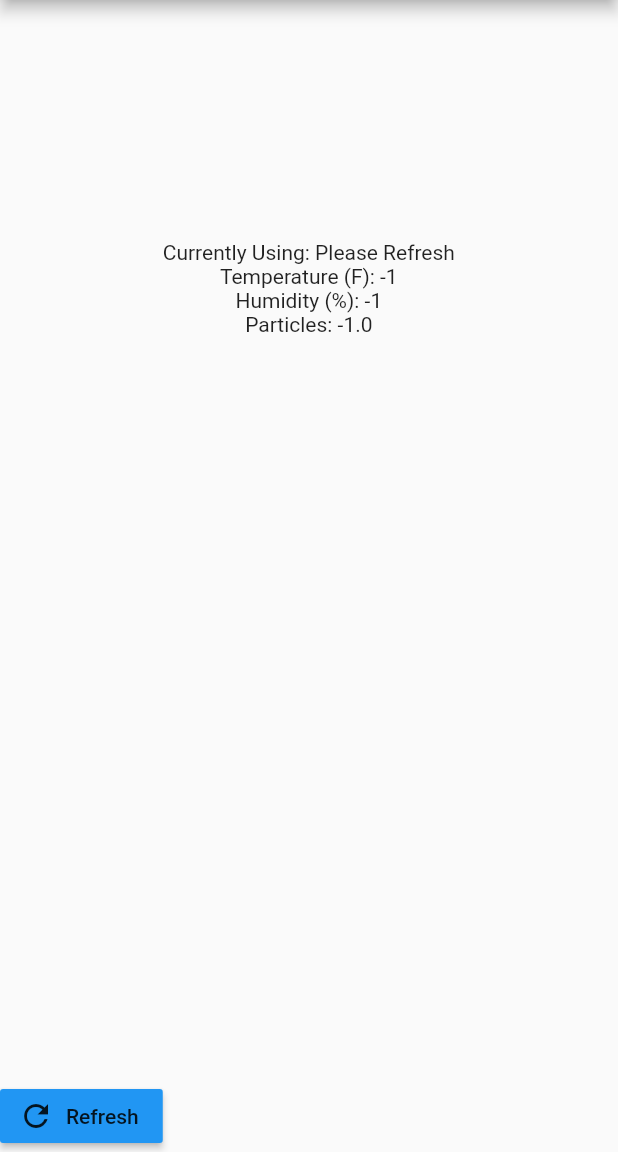
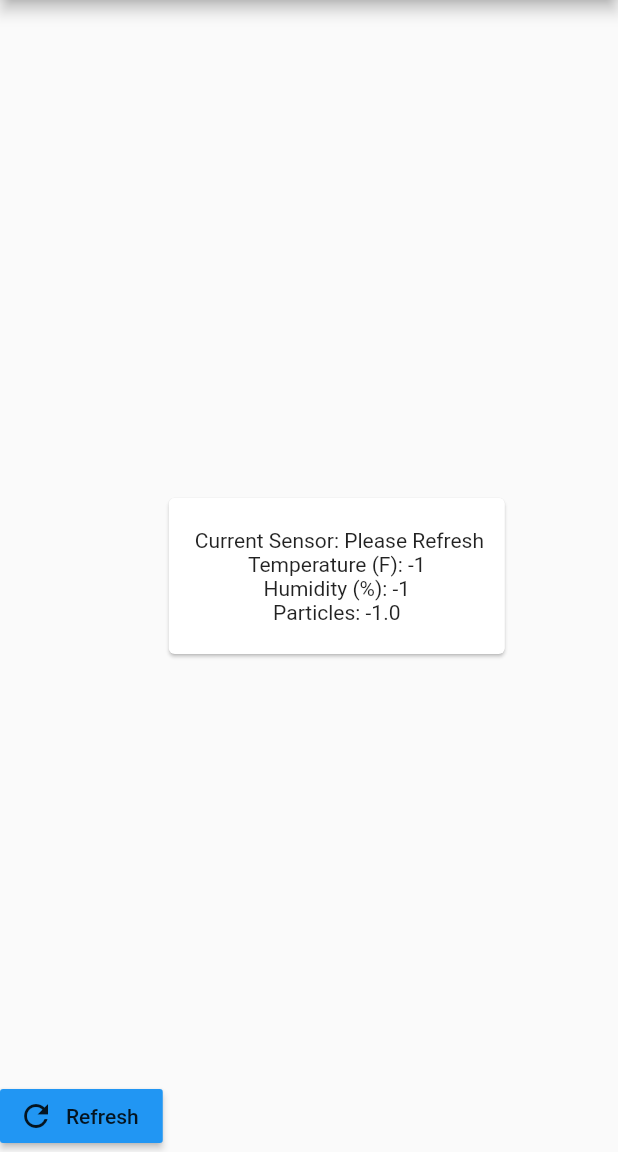
Before and after one commit to PradyMagal/BayAirea, a Flutter app: the screen it shows after launch, after a tap on "Refresh", on a phone screen of 412 x 824 dp, the part 84-1236 px from its top. Run offline on Flutter 3.47's test engine with Material 2 defaults, Android fonts, the phone set to English and light mode, and no system bars; network calls fail.

Commit message:
tiny display change

```diff
--- a/lib/main.dart
+++ b/lib/main.dart
@@ -3,8 +3,8 @@ import 'package:bay_airea/util/AirData.dart';
 import 'package:bay_airea/pages/home.dart';
 
 
-void main() {
-  new AirData();
+void main() async {
+  AirData a = await AirData.create();
 
   runApp(new MaterialApp(
     theme: new ThemeData(),
--- a/lib/pages/home.dart
+++ b/lib/pages/home.dart
@@ -59,23 +59,35 @@ class _HomePageState extends State<HomePage>{
                   }
             )),
             new Container (
-
-                child: new Column ( children: [
-                  new Padding(
-                    padding: EdgeInsets.fromLTRB(10, 160, 10, 0)
-                  ),
-                  new Text("Currently Using: " + AirData.currentSensor),
-                  new Text("Temperature (F): ${AirData.temperatureF}"),
-                  new Text("Humidity (%): ${AirData.humidityPercent}"),
-                  new Text("Particles: ${AirData.particles}")
-              ])
+              alignment: Alignment.center,
+              child: Card (
+                child: Column (
+                    mainAxisSize: MainAxisSize.min,
+                    children: <Widget> [
+                    /*ListTile(
+                      leading: Icon(Icons.location_city),
+                      title: Text(AirData.currentSensor),
+                      subtitle: Text("Change location in settings.")
+                    ),*/
+                    new Padding(
+                      padding: EdgeInsets.only(top: 20)
+                    ),
+                    new Text("     Current Sensor: " + AirData.currentSensor + "    "),
+                    new Text("Temperature (F): ${AirData.temperatureF}"),
+                    new Text("Humidity (%): ${AirData.humidityPercent}"),
+                    new Text("Particles: ${AirData.particles}"),
+                    new Padding(
+                        padding: EdgeInsets.only(bottom: 20)
+                    )
+                  ]
+                )
+              )
             )
           ]
         ),
       ),
 
     );
+  }
 
-
-  }
 }
--- a/lib/util/AirData.dart
+++ b/lib/util/AirData.dart
@@ -15,9 +15,7 @@ class AirData {
   //These are 2.5um particles right now, might be the wrong one
   static double particles = -1;
 
-  AirData() {
-    reloadData();
-  }
+  AirData._();
 
   static reloadData() async {
     var purpleAirResponse = await http.get(url + key);
@@ -46,7 +44,13 @@ class AirData {
     print("2.5 PM ug/m3: $particles \n");
   }
 
+  //ensures program waits until data is received
+  static Future<AirData> create() async {
+    AirData a = new AirData._();
+    await reloadData();
 
+    return a;
+  }
 
 
 }
```
